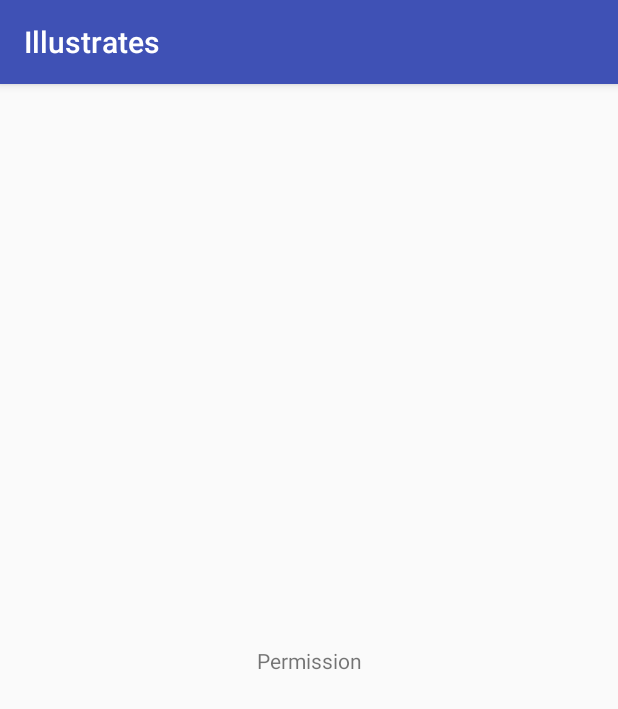
After one commit to listensong/illustrates, an Android app: the PermissionActivity screen opened directly, with no data from a screen before it, on a phone screen of 412 x 824 dp. The commit adds this screen. Shown: the top 709 px of the screen. Run offline under Robolectric (Android 15) with nearby library versions, the phone set to English and light mode, and no system bars.

Commit message:
Permission demo added
add PermissionActivity.
try to impl permission checker code.

```diff
--- a/app/src/main/AndroidManifest.xml
+++ b/app/src/main/AndroidManifest.xml
@@ -17,6 +17,8 @@
                 <category android:name="android.intent.category.LAUNCHER" />
             </intent-filter>
         </activity>
+        <activity android:name=".permission.PermissionActivity" />
+        <activity android:name=".hello.HelloActivity"></activity>
     </application>
 
 </manifest>
--- a/app/src/main/java/zms/song/illustrates/base/BaseFragment.java
+++ b/app/src/main/java/zms/song/illustrates/base/BaseFragment.java
@@ -5,6 +5,7 @@ import android.content.Context;
 import android.os.Bundle;
 import android.os.Handler;
 import android.os.Looper;
+import android.support.annotation.CallSuper;
 import android.support.annotation.Nullable;
 import android.view.View;
 
@@ -17,6 +18,7 @@ public abstract class BaseFragment extends Fragment {
     protected Context mContext;
     protected Handler mHandler = new Handler(Looper.getMainLooper());
 
+    @CallSuper
     @Override
     public void onCreate(@Nullable Bundle savedInstanceState) {
         super.onCreate(savedInstanceState);
--- /dev/null
+++ b/app/src/main/java/zms/song/illustrates/permission/PermissionActivity.java
@@ -0,0 +1,15 @@
+package zms.song.illustrates.permission;
+
+import android.os.Bundle;
+
+import zms.song.illustrates.R;
+import zms.song.illustrates.base.BaseActivity;
+
+public class PermissionActivity extends BaseActivity {
+
+    @Override
+    protected void onCreate(Bundle savedInstanceState) {
+        super.onCreate(savedInstanceState);
+        setContentView(R.layout.activity_permission);
+    }
+}
--- /dev/null
+++ b/app/src/main/res/layout/activity_permission.xml
@@ -0,0 +1,20 @@
+<?xml version="1.0" encoding="utf-8"?>
+<android.support.constraint.ConstraintLayout xmlns:android="http://schemas.android.com/apk/res/android"
+    xmlns:app="http://schemas.android.com/apk/res-auto"
+    xmlns:tools="http://schemas.android.com/tools"
+    android:layout_width="match_parent"
+    android:layout_height="match_parent"
+    tools:context="zms.song.illustrates.permission.PermissionActivity">
+
+    <TextView
+        android:layout_width="100dp"
+        android:layout_height="50dp"
+        android:gravity="center"
+        android:text="@string/type_permission"
+        android:background="?android:selectableItemBackground"
+        app:layout_constraintBottom_toBottomOf="parent"
+        app:layout_constraintLeft_toLeftOf="parent"
+        app:layout_constraintRight_toRightOf="parent"
+        app:layout_constraintTop_toTopOf="parent" />
+
+</android.support.constraint.ConstraintLayout>
--- a/app/src/main/res/values/strings.xml
+++ b/app/src/main/res/values/strings.xml
@@ -1,3 +1,8 @@
 <resources>
     <string name="app_name">Illustrates</string>
+
+    <!-- -->
+    <string name="type_hello">HelloWorld</string>
+    <string name="type_permission">Permission</string>
+
 </resources>
```
Also changed, not shown: app/src/main/java/zms/song/illustrates/MainActivity.java (+21 -2 lines), app/src/main/java/zms/song/illustrates/base/ContainerActivity.java (added, +49 -0 lines), app/src/main/java/zms/song/illustrates/common/ActionType.java (added, +49 -0 lines), app/src/main/java/zms/song/illustrates/hello/HelloActivity.java (added, +15 -0 lines), app/src/main/res/layout/activity_hello.xml (added, +20 -0 lines), app/src/main/res/layout/activity_main.xml (+21 -10 lines).
